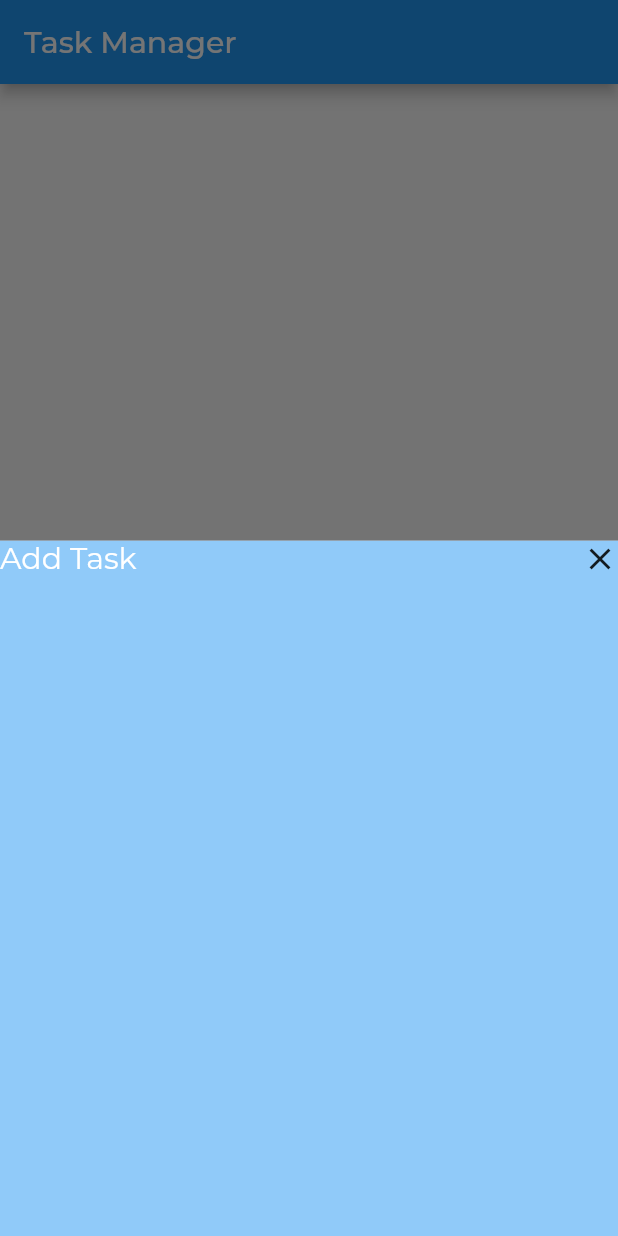
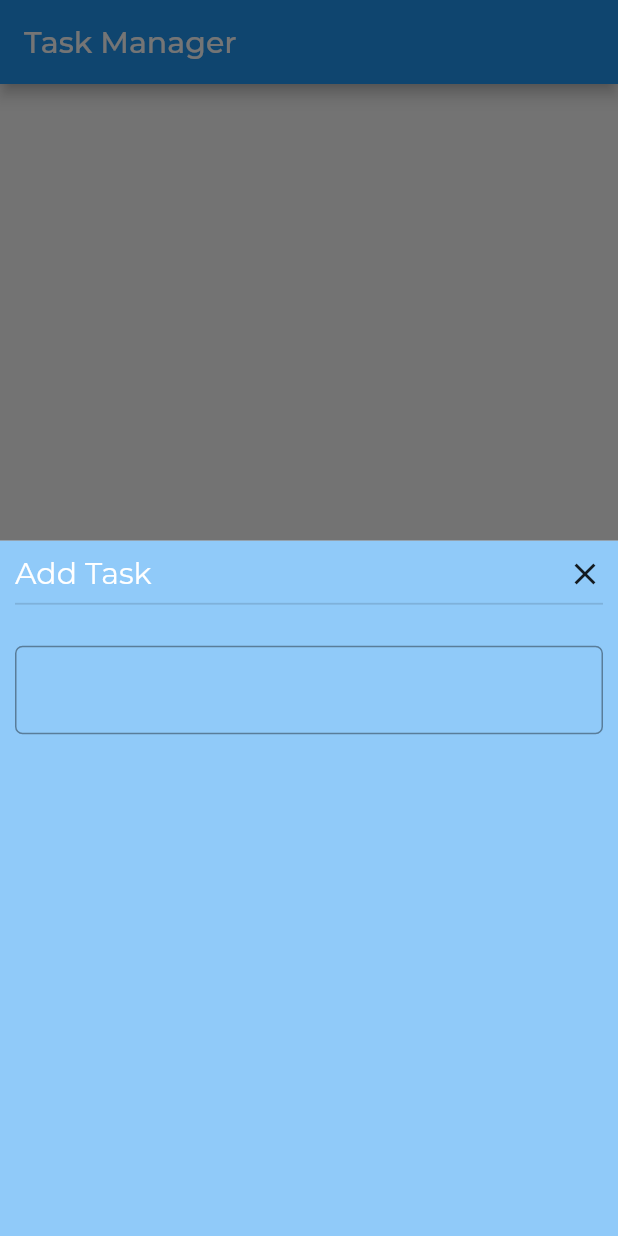
Before and after one commit to viveka97/Task-Manager-App, a Flutter app: the screen it shows after launch, after a tap on the "add" icon, on a phone screen of 412 x 824 dp. Run offline on Flutter 3.47's test engine with Material 2 defaults, Android fonts, the phone set to English and light mode, and no system bars; our stand-ins replace google_fonts.

Commit message:
Update home_screen.dart

```diff
--- a/demo/lib/screens/home_screen.dart
+++ b/demo/lib/screens/home_screen.dart
@@ -25,23 +25,40 @@ class HomeScreen extends StatelessWidget {
         onPressed: () => showModalBottomSheet(
           context: context,
           builder: (BuildContext context) => Container(
+            padding: const EdgeInsets.all(10.0),
             color: Colors.blue[200],
             child: Column(
               children: [
                 Row(
                   mainAxisAlignment: MainAxisAlignment.spaceBetween,
                   children: [
-                    Text('Add Task',
-                        style: GoogleFonts.montserrat(
-                          color: Colors.white,
-                          fontSize: 20.0,
-                        )),
+                    Text(
+                      'Add Task',
+                      style: GoogleFonts.montserrat(
+                        color: Colors.white,
+                        fontSize: 20.0,
+                      ),
+                    ),
                     GestureDetector(
                       onTap: () => Navigator.of(context).pop(),
                       child: Icon(Icons.close),
                     ),
                   ],
-                )
+                ),
+                Divider(
+                  thickness: 1.2,
+                ),
+                SizedBox(
+                  height: 20.0,
+                ),
+                TextField(
+                  decoration: InputDecoration(
+                    border: OutlineInputBorder(
+                      borderRadius: BorderRadius.circular(5.0),
+                      borderSide: BorderSide(color: Colors.blue),
+                    ),
+                  ),
+                ),
               ],
             ),
           ),
```
